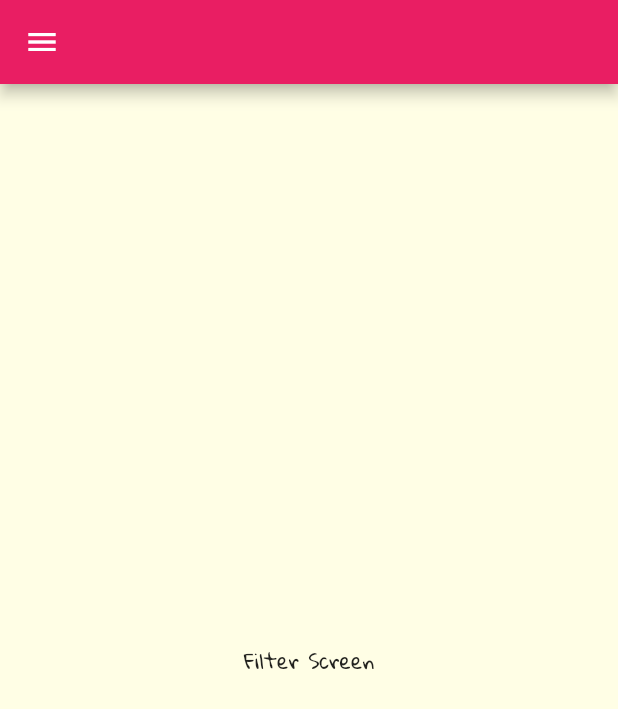
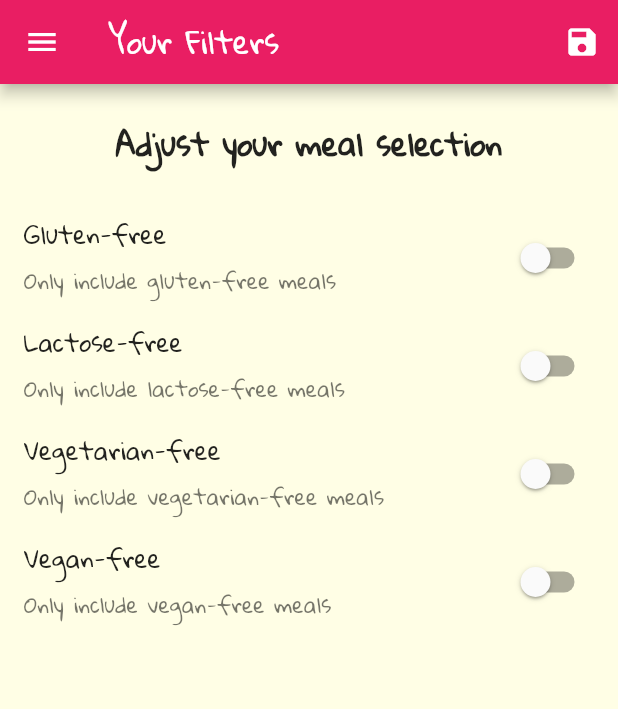
Before and after one commit to omarfalah99/Restaurant-App, a Flutter app: the screen it shows after launch, in the side drawer, after a tap on "Filters", on a phone screen of 412 x 824 dp. Shown: the top 709 px of the screen. Run offline on Flutter 3.47's test engine with Material 2 defaults, Android fonts, the phone set to English and light mode, and no system bars.

Commit message:
Adding Filter Section

```diff
--- a/lib/Screen/category_meals.dart
+++ b/lib/Screen/category_meals.dart
@@ -4,8 +4,9 @@ import 'package:multi_screen/Data/meal.dart';
 import 'package:multi_screen/Widget/meal_item.dart';
 
 class CategoryMealsScreen extends StatefulWidget {
-  const CategoryMealsScreen({Key? key}) : super(key: key);
   static const routeName = '/category-meals';
+  List<Meal> list;
+  CategoryMealsScreen(this.list, {Key? key}) : super(key: key);
 
   @override
   State<CategoryMealsScreen> createState() => _CategoryMealsScreenState();
@@ -29,7 +30,7 @@ class _CategoryMealsScreenState extends State<CategoryMealsScreen> {
       String id = routeArgs['id'];
       title = routeArgs['title'];
 
-      displayMeal = DUMMY_MEALS.where((element) {
+      displayMeal = widget.list.where((element) {
         return element.categories.contains(id);
       }).toList();
       loadedinitdata = true;
--- a/lib/Screen/filter_screen.dart
+++ b/lib/Screen/filter_screen.dart
@@ -1,17 +1,98 @@
 import 'package:flutter/material.dart';
 import 'package:multi_screen/Widget/drawer.dart';
 
-class FilterScreen extends StatelessWidget {
-  const FilterScreen({Key? key}) : super(key: key);
+class FilterScreen extends StatefulWidget {
   static const routeName = '/filterscreen';
+
+  final Function saveFilters;
+  FilterScreen(this.saveFilters);
+
+  @override
+  State<FilterScreen> createState() => _FilterScreenState();
+}
+
+class _FilterScreenState extends State<FilterScreen> {
+  bool gluten = false;
+  bool veget = false;
+  bool vegan = false;
+  bool lactose = false;
 
   @override
   Widget build(BuildContext context) {
     return Scaffold(
-      appBar: AppBar(),
+      appBar: AppBar(
+        title: const Text('Your Filters'),
+        actions: [
+          IconButton(
+              onPressed: () {
+                final selectedFilter = {
+                  'gluten': gluten,
+                  'lactose': lactose,
+                  'vegan': vegan,
+                  'vegetarian': veget,
+                };
+                widget.saveFilters(selectedFilter);
+              },
+              icon: const Icon(Icons.save))
+        ],
+      ),
       drawer: mainDrawer(),
-      body: Center(
-        child: Text('Filter Screen'),
+      body: Column(
+        children: [
+          Container(
+            padding: EdgeInsets.all(20),
+            child: const Text(
+              'Adjust your meal selection',
+              style: TextStyle(fontWeight: FontWeight.bold, fontSize: 20),
+            ),
+          ),
+          Expanded(
+            child: ListView(
+              children: [
+                SwitchListTile(
+                  subtitle: const Text('Only include gluten-free meals'),
+                  value: gluten,
+                  onChanged: (val) {
+                    setState(() {
+                      gluten = val;
+                    });
+                  },
+                  title: const Text('Gluten-free'),
+                ),
+                SwitchListTile(
+                  subtitle: const Text('Only include lactose-free meals'),
+                  value: lactose,
+                  onChanged: (val) {
+                    setState(() {
+                      lactose = val;
+                    });
+                  },
+                  title: const Text('Lactose-free'),
+                ),
+                SwitchListTile(
+                  subtitle: const Text('Only include vegetarian-free meals'),
+                  value: veget,
+                  onChanged: (val) {
+                    setState(() {
+                      veget = val;
+                    });
+                  },
+                  title: const Text('Vegetarian-free'),
+                ),
+                SwitchListTile(
+                  subtitle: const Text('Only include vegan-free meals'),
+                  value: vegan,
+                  onChanged: (val) {
+                    setState(() {
+                      vegan = val;
+                    });
+                  },
+                  title: const Text('Vegan-free'),
+                ),
+              ],
+            ),
+          ),
+        ],
       ),
     );
   }
--- a/lib/main.dart
+++ b/lib/main.dart
@@ -1,8 +1,10 @@
 import 'package:flutter/material.dart';
+import 'package:multi_screen/Data/dummy_data.dart';
 import 'package:multi_screen/Screen/category_meals.dart';
 import 'package:multi_screen/Screen/filter_screen.dart';
 import 'package:multi_screen/Screen/meal_detail.dart';
 
+import 'Data/meal.dart';
 import 'Screen/tabs_screen.dart';
 
 void main() {
@@ -17,6 +19,37 @@ class MyApp extends StatefulWidget {
 }
 
 class _MyAppState extends State<MyApp> {
+  Map<String, bool> filter = {
+    'gluten': false,
+    'lactose': false,
+    'vegan': false,
+    'vegetarian': false,
+  };
+
+  List<Meal> availableMeals = DUMMY_MEALS;
+
+  void setFilter(Map<String, bool> filterData) {
+    setState(() {
+      filter = filterData;
+
+      availableMeals = DUMMY_MEALS.where((element) {
+        if (filter['gluten']! && !element.isGlutenFree) {
+          return false;
+        }
+        if (filter['lactose']! && !element.isLactoseFree) {
+          return false;
+        }
+        if (filter['vegan']! && !element.isVegan) {
+          return false;
+        }
+        if (filter['vegetarian']! && !element.isVegetarian) {
+          return false;
+        }
+        return true;
+      }).toList();
+    });
+  }
+
   @override
   Widget build(BuildContext context) {
     return MaterialApp(
@@ -30,10 +63,11 @@ class _MyAppState extends State<MyApp> {
       initialRoute: '/',
       routes: {
         '/': (context) => const TabsScreen(),
-        CategoryMealsScreen.routeName: (context) => const CategoryMealsScreen(),
+        CategoryMealsScreen.routeName: (context) =>
+            CategoryMealsScreen(availableMeals),
         MealDetailScreen.MealDetailScreenName: (context) =>
             const MealDetailScreen(),
-        FilterScreen.routeName: (context) => const FilterScreen(),
+        FilterScreen.routeName: (context) => FilterScreen(setFilter),
       },
     );
   }
```
